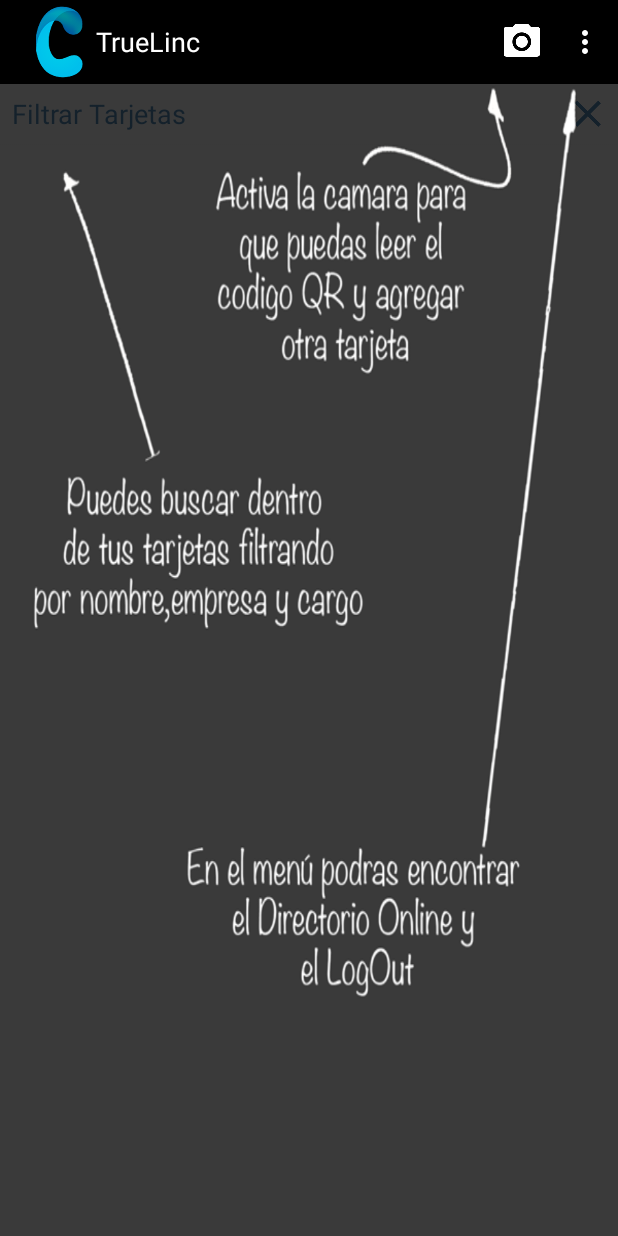
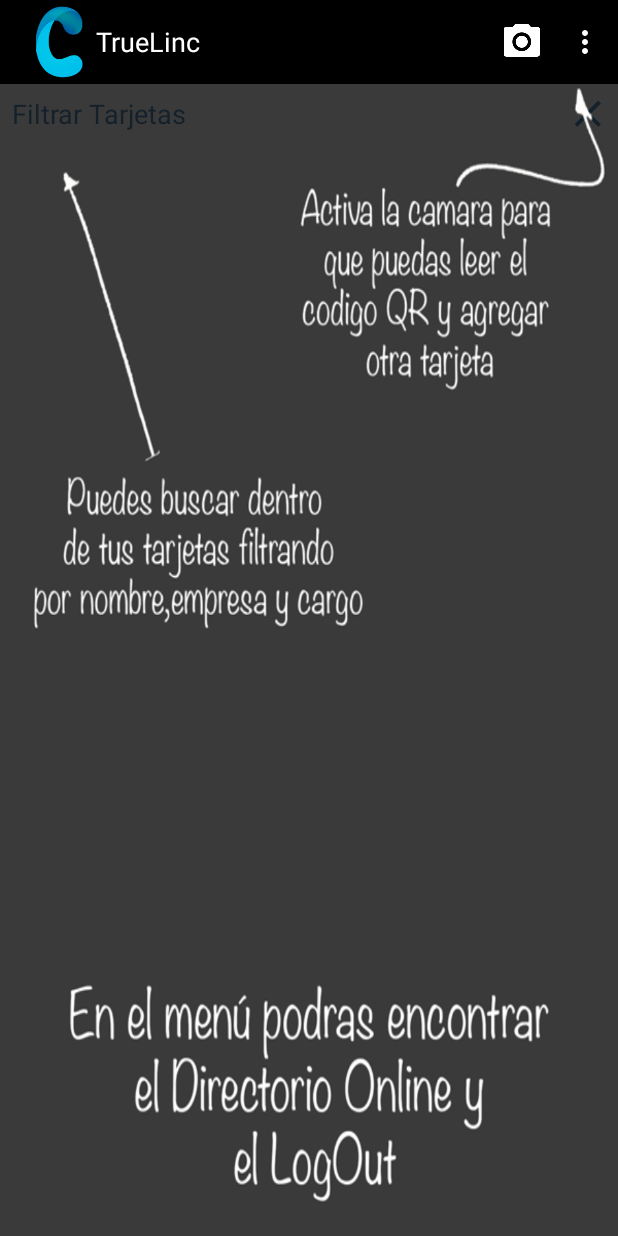
Before and after one commit to bascar2020/truelinc-android, an Android app: the CardsActivity screen opened directly, with no data from a screen before it, on a phone screen of 412 x 824 dp. Run offline under Robolectric (Android 15) with nearby library versions, the light colour scheme and no system bars; 1 statement that could not run was skipped.

Commit message:
tutorial1 y tutorial 2 sobre tarjetas

```diff
--- a/app/src/main/res/layout/activity_cards.xml
+++ b/app/src/main/res/layout/activity_cards.xml
@@ -103,8 +103,8 @@
         <ImageButton
             android:layout_width="match_parent"
             android:layout_height="wrap_content"
-            android:id="@+id/imageButton"
-            android:background="@drawable/tutorial2" />
+            android:id="@+id/ib_tuto"
+            android:background="@drawable/tutorial1" />
     </RelativeLayout>
 
 </RelativeLayout>
```
Also changed, not shown: app/src/main/res/drawable/tutorial.png (deleted), app/src/main/res/drawable/tutorial1.png (added).
